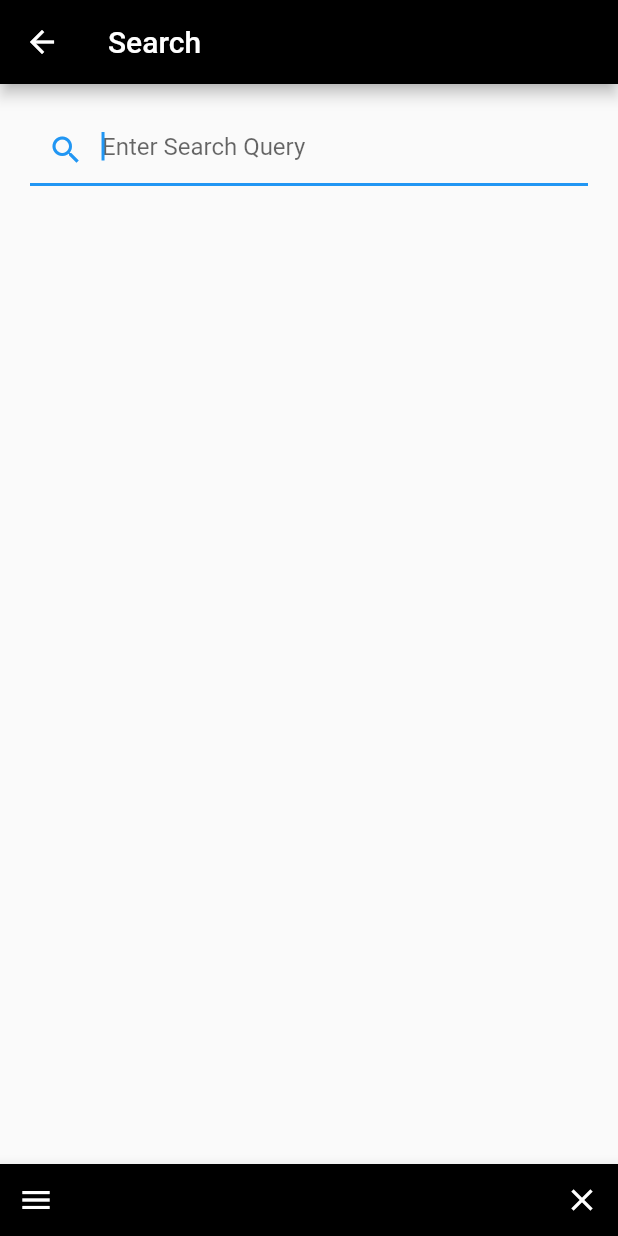
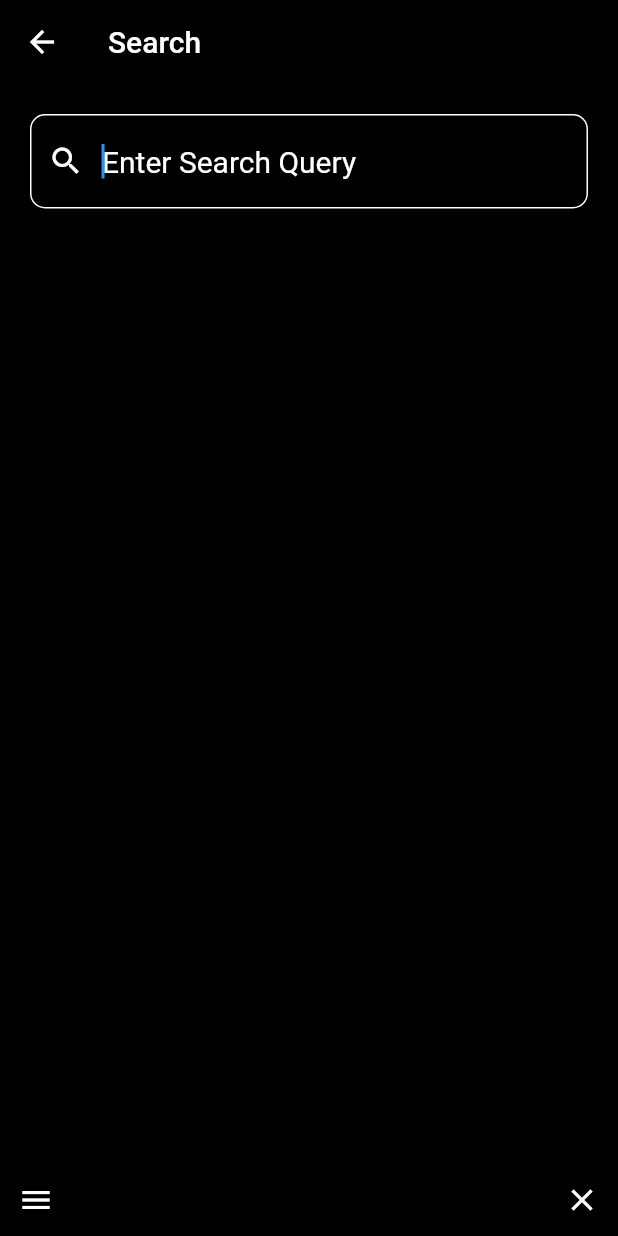
Before and after one commit to leahwho/swiftchat, a Flutter app: the SwiftSearch screen opened by its route, on a phone screen of 412 x 824 dp. Run offline on Flutter 3.47's test engine with Material 2 defaults, Android fonts, the phone set to English and light mode, and no system bars.

Commit message:
black background and light search

```diff
--- a/lib/search.dart
+++ b/lib/search.dart
@@ -27,12 +27,15 @@ class _SwiftSearchState extends State<SwiftSearch> {
 
     this.setState(() {
       data = json.decode(response.body);
+      print(data.length);
+      // TODO: why is data.length only 12 when the count is 30?
     });
   }
 
   @override
   Widget build(BuildContext context) {
     return Scaffold(
+      backgroundColor: Colors.black,
       appBar: SwiftAppBar('Search'),
       bottomNavigationBar: BottomNavBar(),
       body: Container(
@@ -42,13 +45,36 @@ class _SwiftSearchState extends State<SwiftSearch> {
               Padding(
                 padding: const EdgeInsets.all(20.0),
                 child: TextField(
+                  style: TextStyle(
+                    color: Colors.white,
+                    fontSize: 20.0,
+                  ),
                   autofocus: true,
                   textInputAction: TextInputAction.search,
                   decoration: InputDecoration(
+                    border: InputBorder.none,
+                    enabledBorder: OutlineInputBorder(
+                      borderRadius: BorderRadius.circular(10.0),
+                      borderSide: BorderSide(
+                        color: Colors.white,
+                      ),
+                    ),
+                    focusedBorder: OutlineInputBorder(
+                      borderRadius: BorderRadius.circular(10.0),
+                      borderSide: BorderSide(
+                        color: Colors.white,
+                      ),
+                    ),
                     prefixIcon: Icon(
                       Icons.search,
+                      color: Colors.white,
                     ),
                     hintText: 'Enter Search Query',
+
+                    hintStyle: TextStyle(
+                      color: Colors.white,
+                      fontSize: 20.0,
+                    ),
                   ),
                   onSubmitted: (query) {
                     getSearchResults(query);
```
